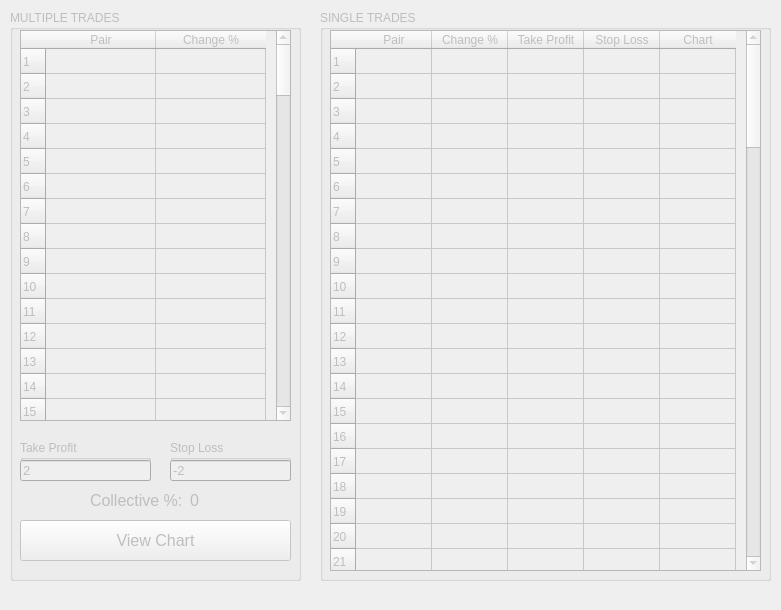
Old version of the form main.ui in the repository terrencstaciralphlindgr/Bitsgap-Trading-Bot.
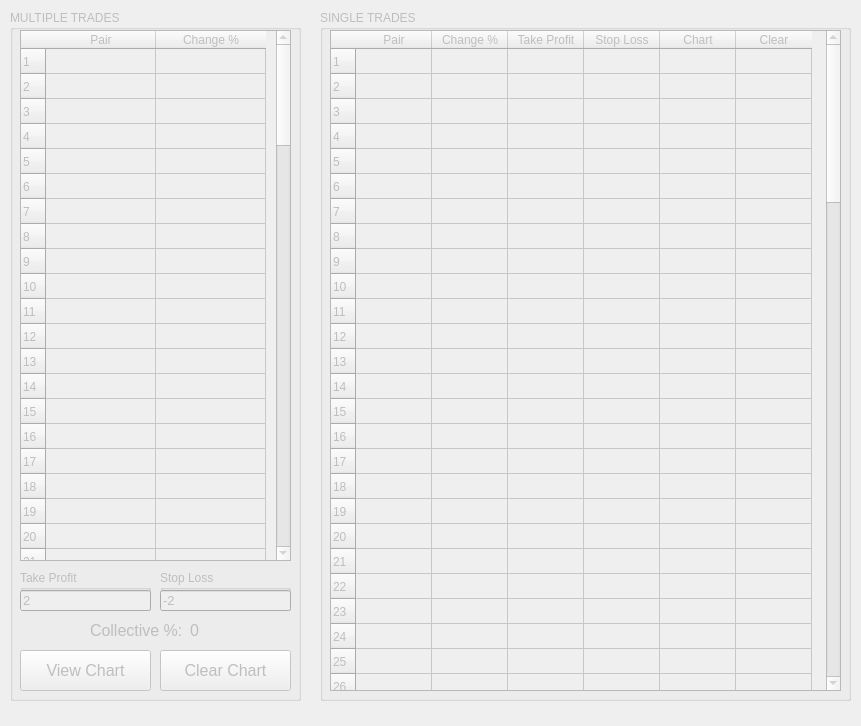
New version of the form.

```diff
--- a/main.ui
+++ b/main.ui
@@ -9,8 +9,8 @@
    <rect>
     <x>0</x>
     <y>0</y>
-    <width>781</width>
-    <height>610</height>
+    <width>861</width>
+    <height>726</height>
    </rect>
   </property>
   <property name="sizePolicy">
@@ -21,14 +21,14 @@
   </property>
   <property name="minimumSize">
    <size>
-    <width>781</width>
-    <height>610</height>
+    <width>861</width>
+    <height>726</height>
    </size>
   </property>
   <property name="maximumSize">
    <size>
-    <width>781</width>
-    <height>610</height>
+    <width>861</width>
+    <height>726</height>
    </size>
   </property>
   <property name="windowTitle">
@@ -41,7 +41,7 @@
       <x>10</x>
       <y>10</y>
       <width>291</width>
-      <height>571</height>
+      <height>691</height>
      </rect>
     </property>
     <property name="title">
@@ -53,7 +53,7 @@
        <x>10</x>
        <y>20</y>
        <width>271</width>
-       <height>391</height>
+       <height>531</height>
       </rect>
      </property>
      <property name="dragDropMode">
@@ -210,7 +210,7 @@
      <property name="geometry">
       <rect>
        <x>80</x>
-       <y>480</y>
+       <y>610</y>
        <width>101</width>
        <height>21</height>
       </rect>
@@ -228,7 +228,7 @@
      <property name="geometry">
       <rect>
        <x>180</x>
-       <y>480</y>
+       <y>610</y>
        <width>41</width>
        <height>21</height>
       </rect>
@@ -246,8 +246,8 @@
      <property name="geometry">
       <rect>
        <x>10</x>
-       <y>510</y>
-       <width>271</width>
+       <y>640</y>
+       <width>131</width>
        <height>41</height>
       </rect>
      </property>
@@ -264,7 +264,7 @@
      <property name="geometry">
       <rect>
        <x>10</x>
-       <y>430</y>
+       <y>560</y>
        <width>131</width>
        <height>41</height>
       </rect>
@@ -301,9 +301,9 @@
     <widget class="QGroupBox" name="groupBox_4">
      <property name="geometry">
       <rect>
-       <x>160</x>
-       <y>430</y>
-       <width>121</width>
+       <x>150</x>
+       <y>560</y>
+       <width>131</width>
        <height>41</height>
       </rect>
      </property>
@@ -318,7 +318,7 @@
        <rect>
         <x>0</x>
         <y>20</y>
-        <width>121</width>
+        <width>131</width>
         <height>21</height>
        </rect>
       </property>
@@ -336,14 +336,32 @@
       </property>
      </widget>
     </widget>
+    <widget class="QPushButton" name="mt_clearchart">
+     <property name="geometry">
+      <rect>
+       <x>150</x>
+       <y>640</y>
+       <width>131</width>
+       <height>41</height>
+      </rect>
+     </property>
+     <property name="font">
+      <font>
+       <pointsize>12</pointsize>
+      </font>
+     </property>
+     <property name="text">
+      <string>Clear Chart</string>
+     </property>
+    </widget>
    </widget>
    <widget class="QGroupBox" name="groupBox_2">
     <property name="geometry">
      <rect>
       <x>320</x>
       <y>10</y>
-      <width>451</width>
-      <height>571</height>
+      <width>531</width>
+      <height>691</height>
      </rect>
     </property>
     <property name="title">
@@ -354,8 +372,8 @@
       <rect>
        <x>10</x>
        <y>20</y>
-       <width>431</width>
-       <height>541</height>
+       <width>511</width>
+       <height>661</height>
       </rect>
      </property>
      <property name="selectionMode">
@@ -368,7 +386,7 @@
       <number>100</number>
      </property>
      <property name="columnCount">
-      <number>5</number>
+      <number>6</number>
      </property>
      <attribute name="horizontalHeaderDefaultSectionSize">
       <number>76</number>
@@ -504,6 +522,11 @@
        <string>Chart</string>
       </property>
      </column>
+     <column>
+      <property name="text">
+       <string>Clear</string>
+      </property>
+     </column>
     </widget>
    </widget>
   </widget>
```
Left out of the diff: 2 changed lines with no effect on the pictures.
